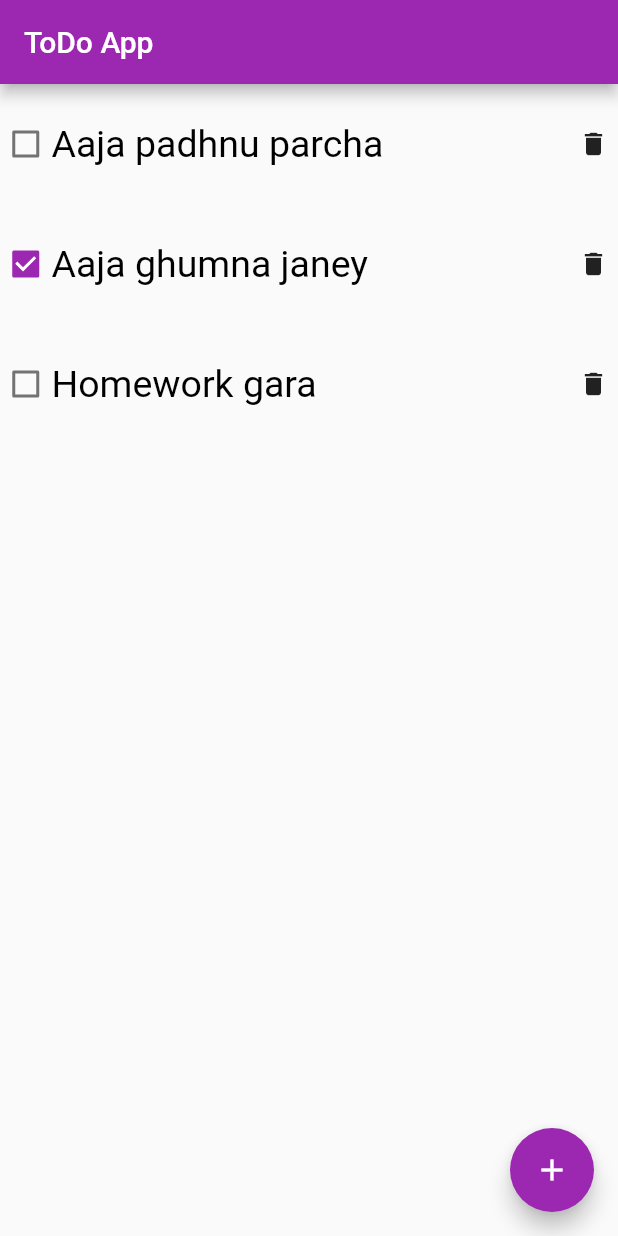
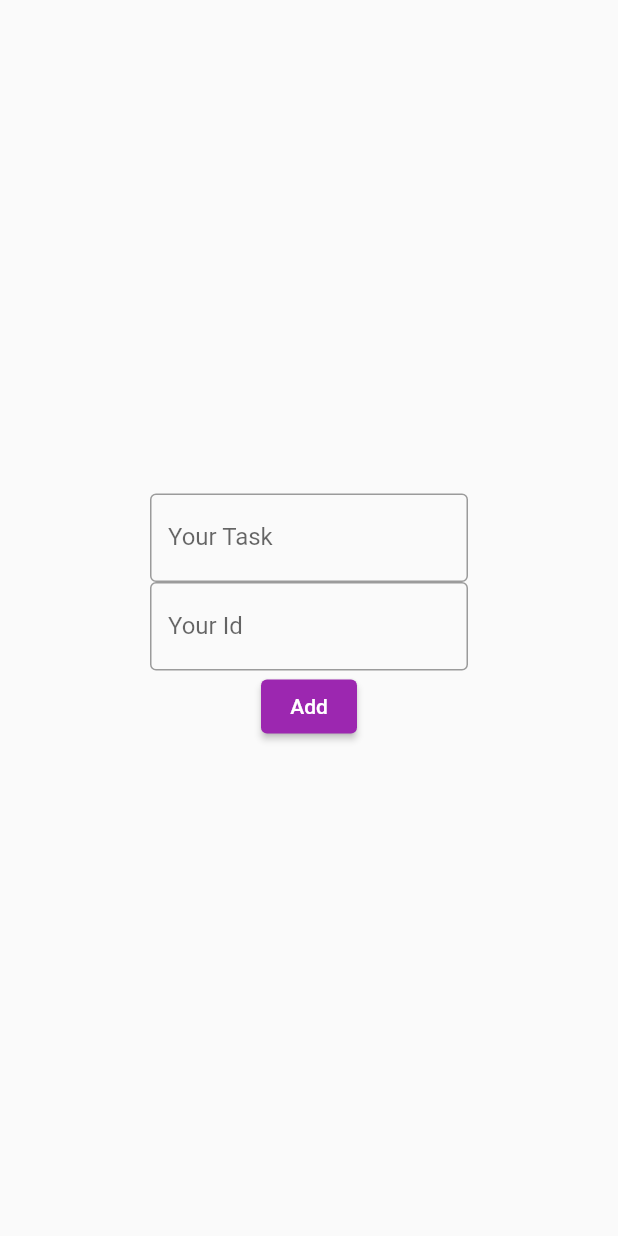
Before and after one commit to shreejal27/todoList, a Flutter app: the screen it shows after launch, after a tap on the "add" icon, on a phone screen of 412 x 824 dp. Run offline on Flutter 3.47's test engine with Material 2 defaults, Android fonts, the phone set to English and light mode, and no system bars.

Commit message:
Navigated to Next page

```diff
--- /dev/null
+++ b/lib/add_task.dart
@@ -0,0 +1,76 @@
+import 'package:flutter/cupertino.dart';
+import 'package:flutter/material.dart';
+import 'package:todo/model/todo.dart';
+
+class AddTask extends StatefulWidget {
+  const AddTask({super.key});
+
+  @override
+  State<AddTask> createState() => _AddTaskState();
+}
+
+class _AddTaskState extends State<AddTask> {
+  final TextEditingController task = TextEditingController();
+  final TextEditingController id = TextEditingController();
+
+  final formKey = GlobalKey<FormState>();
+  @override
+  Widget build(BuildContext context) {
+    return Scaffold(
+      body: Padding(
+        padding: const EdgeInsets.all(100),
+        child: Form(
+          key: formKey,
+          child: Column(
+            crossAxisAlignment: CrossAxisAlignment.center,
+            mainAxisAlignment: MainAxisAlignment.center,
+            children: [
+              TextFormField(
+                controller: task,
+                decoration: const InputDecoration(
+                  border: OutlineInputBorder(),
+                  labelText: 'Your Task',
+                  hintText: 'Enter your Task to add to the list',
+                ),
+                validator: (String? value) {
+                  if (value == null || value.isEmpty) {
+                    return 'Please enter username';
+                  }
+                },
+              ),
+              TextFormField(
+                controller: id,
+                decoration: const InputDecoration(
+                  border: OutlineInputBorder(),
+                  labelText: 'Your Id',
+                ),
+                validator: (String? value) {
+                  if (value == null || value.isEmpty) {
+                    return 'Please enter username';
+                  }
+                },
+              ),
+              ElevatedButton(
+                onPressed: () async {
+                  if (formKey.currentState!.validate()) {
+                    await Navigator.of(context).push(
+                      MaterialPageRoute(
+                        //CupertinoPageRoute for ios
+                        builder: (context) => ToDo(
+                          title: task.text,
+                          id: id.text,
+                        ),
+                      ),
+                    );
+                    formKey.currentState!.reset();
+                  }
+                },
+                child: const Text("Add"),
+              ),
+            ],
+          ),
+        ),
+      ),
+    );
+  }
+}
--- a/lib/home_page.dart
+++ b/lib/home_page.dart
@@ -1,6 +1,7 @@
 import 'dart:developer';
 
 import 'package:flutter/material.dart';
+import 'package:todo/add_task.dart';
 import 'package:todo/todo_list.dart';
 
 import 'model/todo.dart';
@@ -23,7 +24,11 @@ class _HomePageState extends State<HomePage> {
         // backgroundColor: Colors.blue,
         // foregroundColor: Colors.black,
         onPressed: () {
-          showDialog(builder: (BuildContext context) {}, context: context);
+          Navigator.push(
+              context,
+              MaterialPageRoute(
+                builder: (context) => const AddTask(),
+              ));
         },
         child: const Icon(Icons.add),
       ),
@@ -39,27 +44,4 @@ class _HomePageState extends State<HomePage> {
           }),
     );
   }
-
-  void showDialog() {
-    // flutter defined function
-    show(
-      context: context,
-      builder: (BuildContext context) {
-        // return object of type Dialog
-        return AlertDialog(
-          title: const Text("Alert Dialog title"),
-          content: const Text("Alert Dialog body"),
-          actions: <Widget>[
-            // usually buttons at the bottom of the dialog
-            TextButton(
-              child: const Text("Close"),
-              onPressed: () {
-                Navigator.of(context).pop();
-              },
-            ),
-          ],
-        );
-      },
-    );
-  }
 }
```
